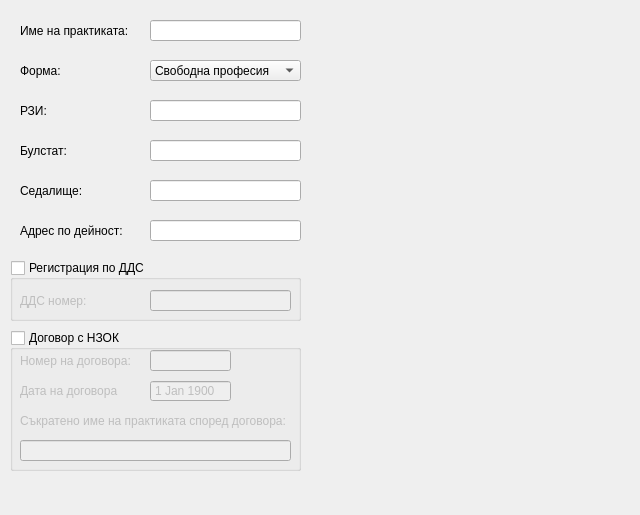
The window that src/View/SettingsDialog/PracticeSettings/PracticeSettings.ui (thefinalcutbg/DinoDent) describes before a commit, drawn with Qt 5.
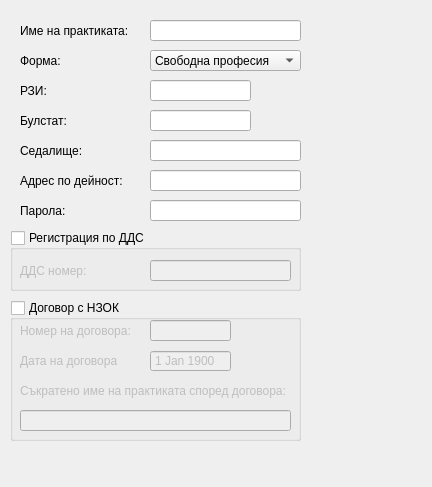
The same window after the commit. Custom widgets are drawn as their Qt base class.

Commit message: First time start AddPracticeDialog

What changed in the file:
```diff
--- a/src/View/SettingsDialog/PracticeSettings/PracticeSettings.ui
+++ b/src/View/SettingsDialog/PracticeSettings/PracticeSettings.ui
@@ -6,8 +6,8 @@
    <rect>
     <x>0</x>
     <y>0</y>
-    <width>640</width>
-    <height>515</height>
+    <width>432</width>
+    <height>487</height>
    </rect>
   </property>
   <property name="windowTitle">
@@ -30,7 +30,7 @@
    <property name="geometry">
     <rect>
      <x>20</x>
-     <y>100</y>
+     <y>80</y>
      <width>49</width>
      <height>21</height>
     </rect>
@@ -43,7 +43,7 @@
    <property name="geometry">
     <rect>
      <x>20</x>
-     <y>140</y>
+     <y>110</y>
      <width>49</width>
      <height>21</height>
     </rect>
@@ -56,7 +56,7 @@
    <property name="geometry">
     <rect>
      <x>150</x>
-     <y>60</y>
+     <y>50</y>
      <width>151</width>
      <height>21</height>
     </rect>
@@ -109,8 +109,8 @@
    <property name="geometry">
     <rect>
      <x>150</x>
-     <y>100</y>
-     <width>151</width>
+     <y>80</y>
+     <width>101</width>
      <height>21</height>
     </rect>
    </property>
@@ -122,8 +122,8 @@
    <property name="geometry">
     <rect>
      <x>150</x>
-     <y>140</y>
-     <width>151</width>
+     <y>110</y>
+     <width>101</width>
      <height>21</height>
     </rect>
    </property>
@@ -135,7 +135,7 @@
    <property name="geometry">
     <rect>
      <x>20</x>
-     <y>180</y>
+     <y>140</y>
      <width>81</width>
      <height>21</height>
     </rect>
@@ -148,7 +148,7 @@
    <property name="geometry">
     <rect>
      <x>150</x>
-     <y>180</y>
+     <y>140</y>
      <width>151</width>
      <height>21</height>
     </rect>
@@ -158,7 +158,7 @@
    <property name="geometry">
     <rect>
      <x>20</x>
-     <y>220</y>
+     <y>170</y>
      <width>111</width>
      <height>21</height>
     </rect>
@@ -171,7 +171,7 @@
    <property name="geometry">
     <rect>
      <x>150</x>
-     <y>220</y>
+     <y>170</y>
      <width>151</width>
      <height>21</height>
     </rect>
@@ -181,7 +181,7 @@
    <property name="geometry">
     <rect>
      <x>10</x>
-     <y>330</y>
+     <y>300</y>
      <width>291</width>
      <height>141</height>
     </rect>
@@ -302,7 +302,7 @@
    <property name="geometry">
     <rect>
      <x>10</x>
-     <y>260</y>
+     <y>230</y>
      <width>291</width>
      <height>61</height>
     </rect>
@@ -344,7 +344,7 @@
    <property name="geometry">
     <rect>
      <x>20</x>
-     <y>60</y>
+     <y>50</y>
      <width>91</width>
      <height>21</height>
     </rect>
@@ -357,11 +357,23 @@
    <property name="geometry">
     <rect>
      <x>10</x>
-     <y>480</y>
+     <y>450</y>
      <width>391</width>
      <height>21</height>
     </rect>
    </property>
+   <property name="sizePolicy">
+    <sizepolicy hsizetype="Preferred" vsizetype="Preferred">
+     <horstretch>0</horstretch>
+     <verstretch>0</verstretch>
+    </sizepolicy>
+   </property>
+   <property name="minimumSize">
+    <size>
+     <width>391</width>
+     <height>21</height>
+    </size>
+   </property>
    <property name="styleSheet">
     <string notr="true">color : red;</string>
    </property>
@@ -369,6 +381,35 @@
     <string/>
    </property>
   </widget>
+  <widget class="QLabel" name="label_12">
+   <property name="geometry">
+    <rect>
+     <x>20</x>
+     <y>200</y>
+     <width>111</width>
+     <height>21</height>
+    </rect>
+   </property>
+   <property name="text">
+    <string>Парола:</string>
+   </property>
+  </widget>
+  <widget class="LineEdit" name="passEdit">
+   <property name="geometry">
+    <rect>
+     <x>150</x>
+     <y>200</y>
+     <width>151</width>
+     <height>21</height>
+    </rect>
+   </property>
+   <property name="maxLength">
+    <number>20</number>
+   </property>
+   <property name="echoMode">
+    <enum>QLineEdit::Password</enum>
+   </property>
+  </widget>
  </widget>
  <layoutdefault spacing="6" margin="11"/>
  <customwidgets>
```
Left out of the diff: 26 changed lines with no effect on the pictures. The commit also changes 38 other files.
